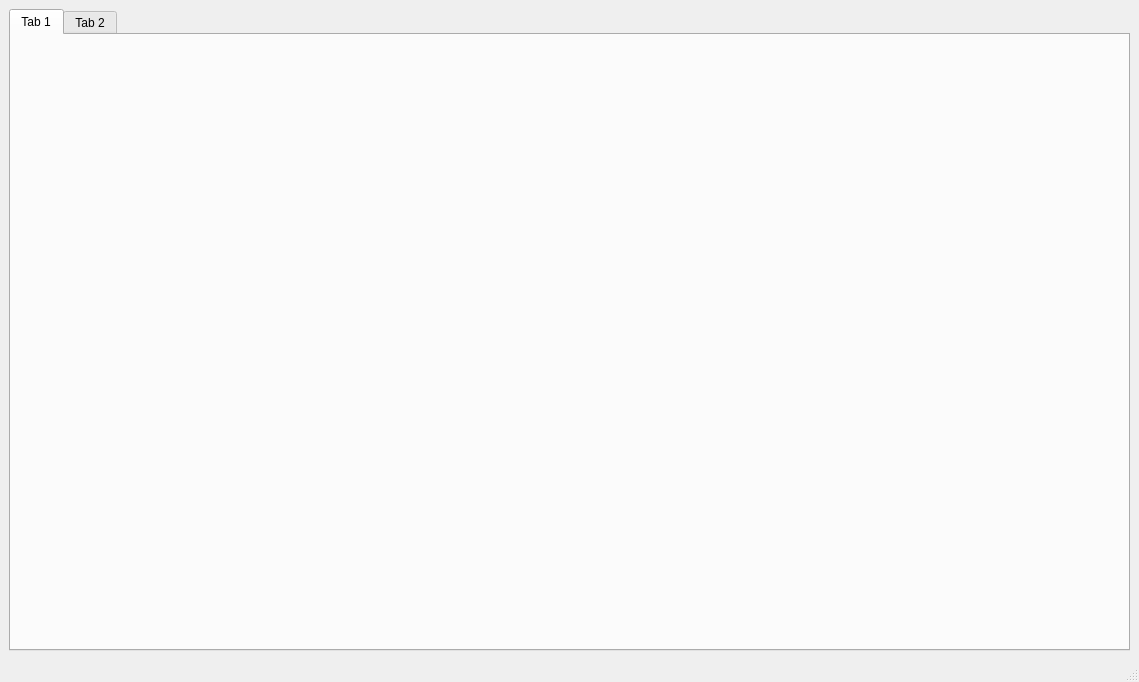
Before: the Qt Designer form src/ui/main.ui in elroy93/search-xls-gui, drawn with Qt 5.
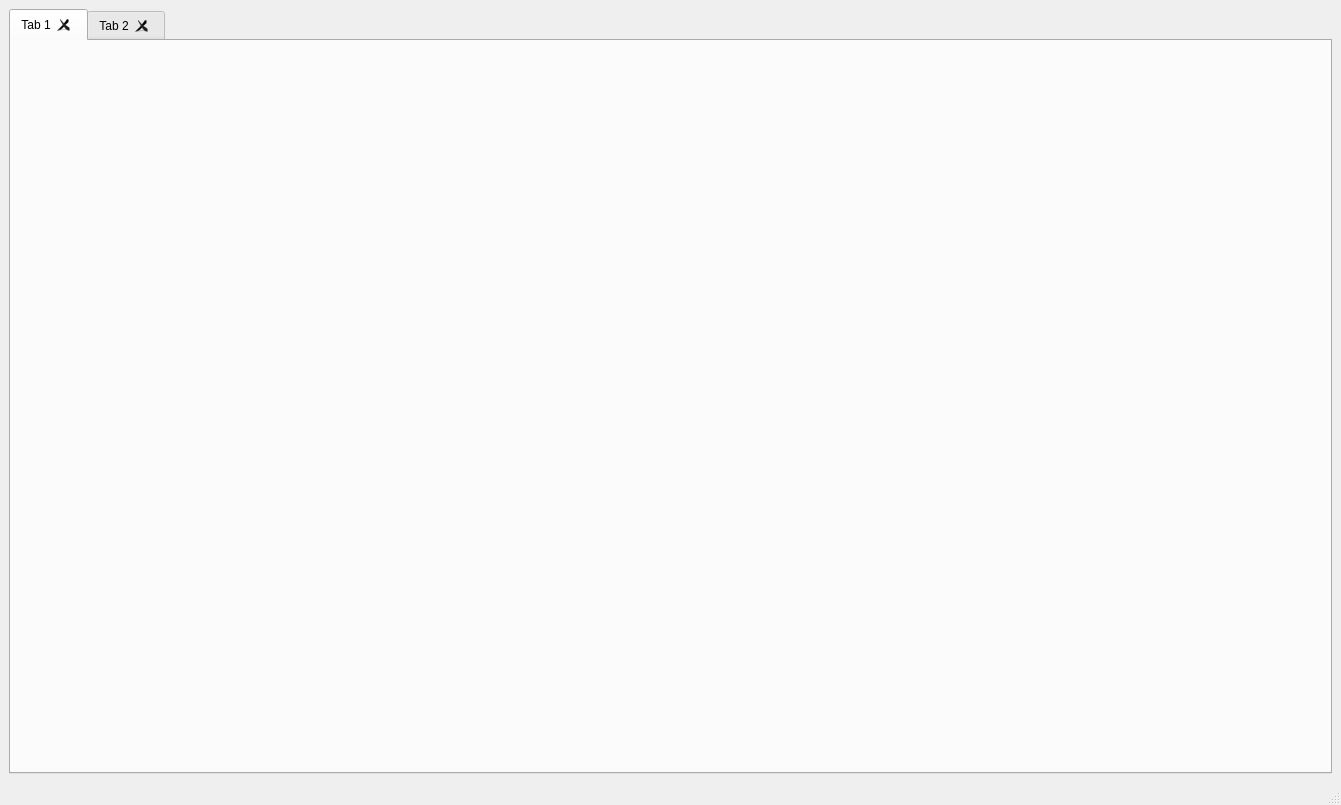
After: the same form once the commit is applied. Icons and pictures are not drawn.

```diff
--- a/src/ui/main.ui
+++ b/src/ui/main.ui
@@ -6,8 +6,8 @@
    <rect>
     <x>0</x>
     <y>0</y>
-    <width>1139</width>
-    <height>682</height>
+    <width>1341</width>
+    <height>805</height>
    </rect>
   </property>
   <property name="windowTitle">
@@ -30,6 +30,9 @@
       <property name="currentIndex">
        <number>0</number>
       </property>
+      <property name="tabsClosable">
+       <bool>true</bool>
+      </property>
       <widget class="QWidget" name="tab1">
        <attribute name="title">
         <string>Tab 1</string>
```
Left out of the diff: 2 changed lines with no effect on the pictures.
